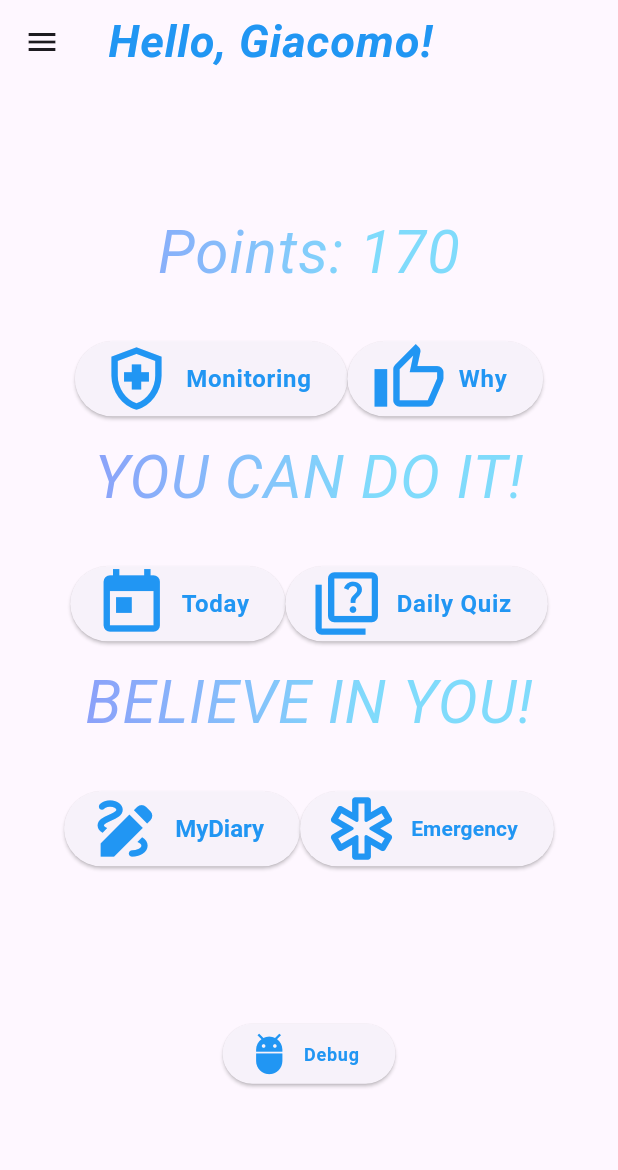
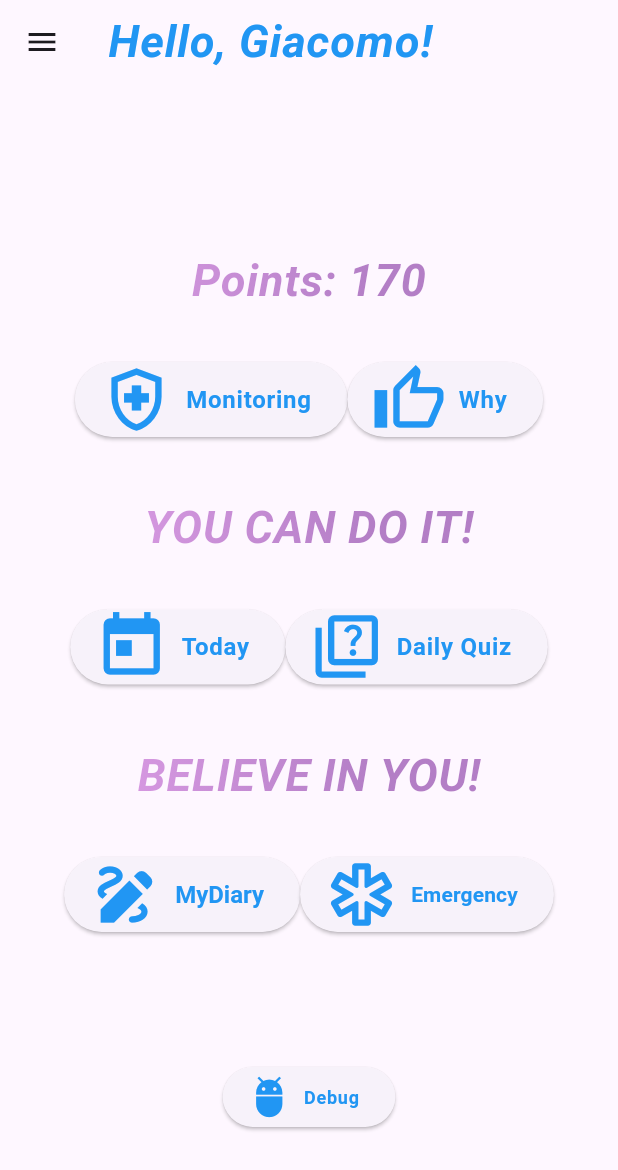
Before and after one commit to EmmaGh00/GROUP-PROJECT, a Flutter app: the HomePage screen opened directly, on a phone screen of 412 x 824 dp. Shown: the top 1170 px of the screen. Run offline on Flutter 3.47's test engine with Material 3 defaults, Android fonts, the phone set to English and light mode, and no system bars; our stand-ins replace jwt_decoder, shared_preferences, syncfusion_flutter_charts; accounts and stored records are empty; Roboto replaces fonts that are missing (Times New Roman).

Commit message:
14 luglio mattina

```diff
--- a/3 giugno/lib/screens/dailyQuiz.dart
+++ b/3 giugno/lib/screens/dailyQuiz.dart
@@ -70,13 +70,12 @@ class _QuizPageState extends State<QuizPage> {
           onPressed: (){
             if(currentQuestionIndex == 6){
               Provider.of<QuizModel>(context, listen: false).clickQuiz();
+              _toHomePage(context);
             } else if ((currentQuestionIndex > 0) && (currentQuestionIndex < 6) && ((Provider.of<QuizModel>(context, listen: false).quiz) == false)){
-              Provider.of<SusModel>(context, listen: false).resetSus();
-              for (var k = 0; k < currentQuestionIndex; k++) {
-                Provider.of<ScoreModel>(context, listen: false).decrementScore();
-              }
+               ScaffoldMessenger.of(context)
+                          ..removeCurrentSnackBar()
+                          ..showSnackBar(SnackBar(content: Text('Finish all questions. Go on!')));
             }
-            _toHomePage(context);
           }
         )
       ),
--- a/3 giugno/lib/screens/homePage.dart
+++ b/3 giugno/lib/screens/homePage.dart
@@ -44,16 +44,18 @@ class HomePage extends StatelessWidget {
       ),
       body: Center(
         child: Container(
-          height: 600,
+          height: 650,
           width: 370,
           decoration: BoxDecoration(borderRadius: BorderRadius.circular(10)),
           child: Column(
             children:[
+              SizedBox(height: 50),
               Expanded(
                 child: Text('Points: ${Provider.of<ScoreModel>(context).score}',
                   style: TextStyle(
-                    fontSize: 40,
+                    fontSize: 30,
                     fontStyle: FontStyle.italic,
+                    fontWeight: FontWeight.bold,
                     fontFamily: 'Times New Roman',
                     letterSpacing:0.5,
                     foreground: Paint()
@@ -61,8 +63,8 @@ class HomePage extends StatelessWidget {
                         const Offset(0, 20),
                         const Offset(250, 20),
                         <Color> [
-                          Color.fromARGB(255, 33, 40, 243).withOpacity(0.5),
-                          Color.fromARGB(255, 3, 191, 248).withOpacity(0.5),
+                          Color.fromARGB(255, 211, 86, 223).withOpacity(0.5),
+                          Color.fromARGB(255, 105, 6, 141).withOpacity(0.5),
                         ]
                       )
                   ),
@@ -120,12 +122,15 @@ class HomePage extends StatelessWidget {
                 ),
               ),
 
+              SizedBox(height: 30),
+
               // FRASE: YOU CAN DO IT
               Expanded(
                 child: Text('YOU CAN DO IT!',
                   style: TextStyle(
-                    fontSize: 40,
+                    fontSize: 30,
                     fontStyle: FontStyle.italic,
+                    fontWeight: FontWeight.bold,
                     fontFamily: 'Times New Roman',
                     letterSpacing:0.5,
                     foreground: Paint()
@@ -133,8 +138,8 @@ class HomePage extends StatelessWidget {
                         const Offset(0, 20),
                         const Offset(250, 20),
                         <Color> [
-                          Color.fromARGB(255, 33, 40, 243).withOpacity(0.5),
-                          Color.fromARGB(255, 3, 191, 248).withOpacity(0.5),
+                          Color.fromARGB(255, 211, 86, 223).withOpacity(0.5),
+                          Color.fromARGB(255, 105, 6, 141).withOpacity(0.5),
                         ]
                       )
                   ),
@@ -201,11 +206,14 @@ class HomePage extends StatelessWidget {
                 ),
               ),
 
+              SizedBox(height: 30),
+
               Expanded(
                 child: Text('BELIEVE IN YOU!',
                   style: TextStyle(
-                    fontSize: 40,
+                    fontSize: 30,
                     fontStyle: FontStyle.italic,
+                    fontWeight: FontWeight.bold,
                     fontFamily: 'Times New Roman',
                     letterSpacing:0.5,
                     foreground: Paint()
@@ -213,8 +221,8 @@ class HomePage extends StatelessWidget {
                         const Offset(0, 20),
                         const Offset(250, 20),
                         <Color> [
-                          Color.fromARGB(255, 33, 40, 243).withOpacity(0.5),
-                          Color.fromARGB(255, 3, 191, 248).withOpacity(0.5),
+                          Color.fromARGB(255, 211, 86, 223).withOpacity(0.5),
+                          Color.fromARGB(255, 105, 6, 141).withOpacity(0.5),
                         ]
                       )
                   ),
```
